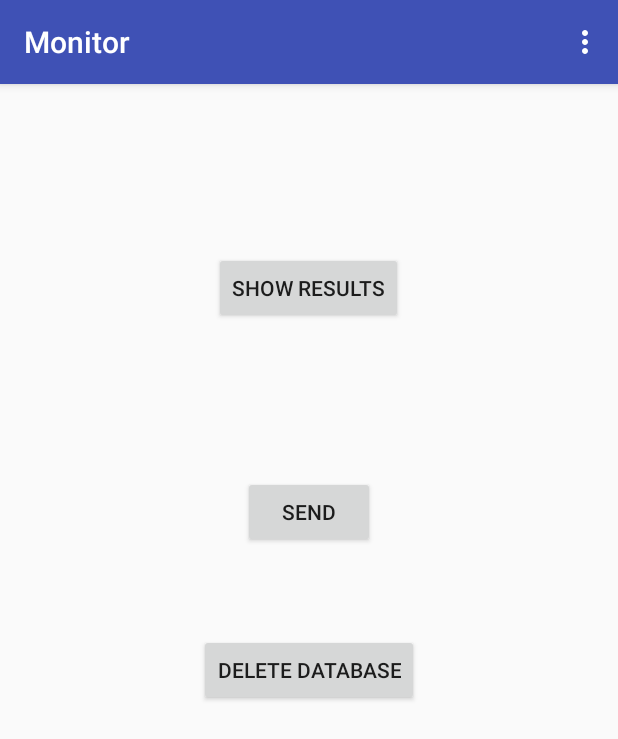
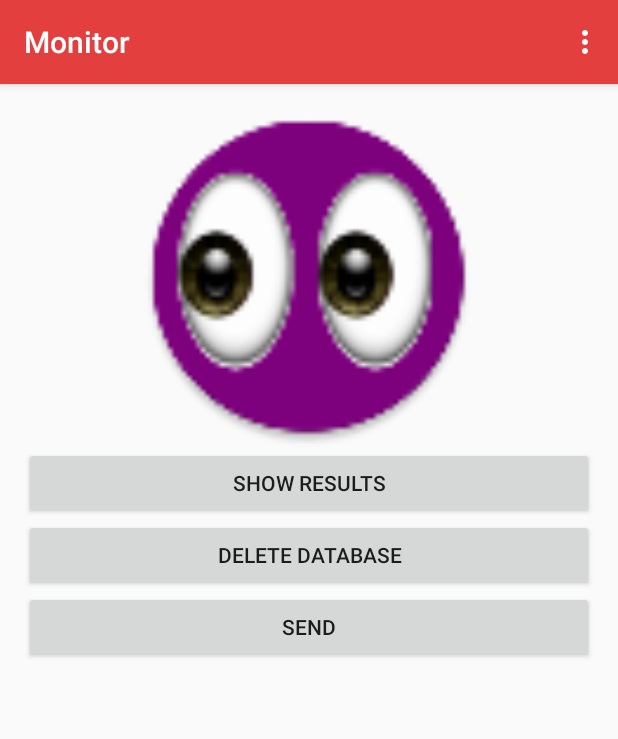
Before and after one commit to michaelg9/ISOC, an Android app: the screen it shows after launch (MainActivity), on a phone screen of 412 x 824 dp. Shown: the top 739 px of the screen. Run offline under Robolectric (Android 15) with nearby library versions, the phone set to English and light mode, and no system bars.

Commit message:
GUI changes

```diff
--- a/Monitor/app/src/main/java/com/isoc/android/monitor/MainFragment.java
+++ b/Monitor/app/src/main/java/com/isoc/android/monitor/MainFragment.java
@@ -19,15 +19,16 @@ import android.widget.Button;
  * TIMEZONE
  * BROWSER HISTORY?
  * CELL TOWER CHANGE
- * SYSTEM APPS REPORTING OLD INSTALLED DATE
  * SENDING AUTOMATICALLY
  * String resources
  * ----------
  * BUGS:
  * Deprecated connecivity onreceive method, implement type?
  * Matching sockets to specific app.
+ * SYSTEM APPS REPORTING OLD INSTALLED DATE
  * ------
  */
+
 public class MainFragment extends Fragment {
 
     public MainFragment() {
--- a/Monitor/app/src/main/res/layout/fragment_main.xml
+++ b/Monitor/app/src/main/res/layout/fragment_main.xml
@@ -1,37 +1,38 @@
-<RelativeLayout xmlns:android="http://schemas.android.com/apk/res/android"
+<LinearLayout xmlns:android="http://schemas.android.com/apk/res/android"
     xmlns:tools="http://schemas.android.com/tools"
     android:layout_width="match_parent"
     android:layout_height="match_parent"
     tools:context="com.isoc.android.monitor.MainFragment"
-    style="@style/AppTheme">
+    style="@style/AppTheme"
+    android:orientation="vertical">
+
+
+    <ImageView
+        android:src="@mipmap/ic_launcher"
+        android:layout_width="match_parent"
+        android:layout_height="226dp"
+        android:id="@+id/imageView"
+        android:layout_gravity="center_horizontal|top" />
 
     <Button
-        android:layout_width="wrap_content"
+        android:layout_width="match_parent"
         android:layout_height="wrap_content"
         android:text="Show Results"
-        android:id="@+id/buttonShow"
-        android:layout_marginTop="96dp"
-        android:layout_gravity="center_vertical"
-        android:layout_centerHorizontal="true" />
+        android:id="@+id/buttonShow" />
 
     <Button
-        android:layout_width="wrap_content"
+        android:layout_width="match_parent"
+        android:layout_height="wrap_content"
+        android:text="Delete Database"
+        android:id="@+id/delete_db"
+        android:layout_gravity="end" />
+
+    <Button
+        android:layout_width="match_parent"
         android:layout_height="wrap_content"
         android:text="Send"
         android:id="@+id/buttonSend"
-        android:layout_below="@+id/buttonShow"
-        android:layout_centerHorizontal="true"
-        android:layout_marginTop="101dp" />
-
-    <Button
-        android:layout_width="wrap_content"
-        android:layout_height="wrap_content"
-        android:text="Delete Database"
-        android:id="@+id/delete_db"
-        android:layout_marginTop="57dp"
-        android:layout_below="@+id/buttonSend"
-        android:layout_centerHorizontal="true" />
+        android:layout_gravity="center_horizontal" />
 
 
-
-</RelativeLayout>
+</LinearLayout>
--- a/Monitor/app/src/main/res/layout/fragment_show.xml
+++ b/Monitor/app/src/main/res/layout/fragment_show.xml
@@ -1,7 +1,8 @@
-<FrameLayout xmlns:android="http://schemas.android.com/apk/res/android"
+<LinearLayout xmlns:android="http://schemas.android.com/apk/res/android"
     xmlns:tools="http://schemas.android.com/tools"
     android:layout_width="match_parent"
     android:layout_height="match_parent"
+    android:orientation="vertical"
     tools:context="com.isoc.android.monitor.ShowFragment">
 
     <TextView
@@ -10,4 +11,4 @@
         android:id="@+id/frag_show_text"
         android:scrollbars="vertical"/>
 
-</FrameLayout>
+</LinearLayout>
--- a/Monitor/app/src/main/res/values/colors.xml
+++ b/Monitor/app/src/main/res/values/colors.xml
@@ -1,6 +1,10 @@
 <?xml version="1.0" encoding="utf-8"?>
 <resources>
-    <color name="colorPrimary">#3F51B5</color>
+    <color name="colorPrimary2">#3F51B5</color>
     <color name="colorPrimaryDark">#303F9F</color>
     <color name="colorAccent">#FF4081</color>
+    <color name="LightBlue">#81d8d0</color>
+    <color name="VioRed">#dbff82ab</color>
+    <color name="Blue">#0000ff</color>
+    <color name="colorPrimary">#E43F3F</color>
 </resources>
--- a/Monitor/app/src/main/res/values/strings.xml
+++ b/Monitor/app/src/main/res/values/strings.xml
@@ -16,4 +16,5 @@
     <string name="capture_interval">capture_interval</string>
     <string name="sent_interval">sent_interval</string>
     <string name="sent_action">com.isoc.android.monitor.send</string>
+    <string name="text_register"><u>Register for an account!</u></string>
 </resources>
```
Also changed, not shown: Monitor/app/src/main/java/com/isoc/android/monitor/LoginFragment.java (added, +33 -0 lines), Monitor/app/src/main/res/layout/fragment_login.xml (added, +51 -0 lines).
